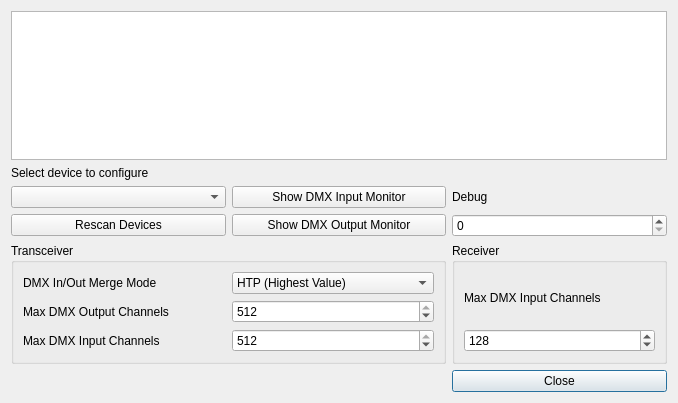
Pit1966/StageRunner, file StageRunner/plugins/yadi/src/yadiconfigdialog.ui: the form before one commit.
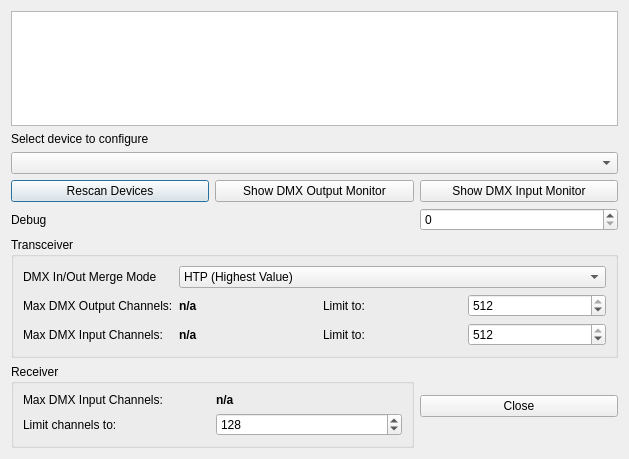
The form after the commit.

Commit message: Yadi device modifications for mac osx

```diff
--- a/StageRunner/plugins/yadi/src/yadiconfigdialog.ui
+++ b/StageRunner/plugins/yadi/src/yadiconfigdialog.ui
@@ -6,24 +6,30 @@
    <rect>
     <x>0</x>
     <y>0</y>
-    <width>678</width>
-    <height>403</height>
+    <width>629</width>
+    <height>459</height>
    </rect>
   </property>
   <property name="windowTitle">
    <string>YADI DMX Configuration</string>
   </property>
   <layout class="QGridLayout" name="gridLayout">
-   <item row="5" column="0" colspan="2">
+   <item row="6" column="0" colspan="3">
     <widget class="QGroupBox" name="transceiverGroup">
      <property name="title">
       <string>Transceiver</string>
      </property>
      <layout class="QGridLayout" name="gridLayout_2">
-      <item row="1" column="0">
-       <widget class="QLabel" name="label_3">
-        <property name="text">
-         <string>Max DMX Output Channels</string>
+      <item row="2" column="3">
+       <widget class="QSpinBox" name="transLimitInChannelsSpin">
+        <property name="minimum">
+         <number>4</number>
+        </property>
+        <property name="maximum">
+         <number>512</number>
+        </property>
+        <property name="value">
+         <number>512</number>
         </property>
        </widget>
       </item>
@@ -34,7 +40,74 @@
         </property>
        </widget>
       </item>
-      <item row="0" column="1">
+      <item row="1" column="1">
+       <widget class="QLabel" name="transMaxOutLabel">
+        <property name="font">
+         <font>
+          <weight>75</weight>
+          <bold>true</bold>
+         </font>
+        </property>
+        <property name="text">
+         <string>n/a</string>
+        </property>
+       </widget>
+      </item>
+      <item row="1" column="3">
+       <widget class="QSpinBox" name="transLimitOutChannelsSpin">
+        <property name="minimum">
+         <number>4</number>
+        </property>
+        <property name="maximum">
+         <number>512</number>
+        </property>
+        <property name="value">
+         <number>512</number>
+        </property>
+       </widget>
+      </item>
+      <item row="1" column="0">
+       <widget class="QLabel" name="label_3">
+        <property name="text">
+         <string>Max DMX Output Channels:</string>
+        </property>
+       </widget>
+      </item>
+      <item row="2" column="0">
+       <widget class="QLabel" name="label_4">
+        <property name="text">
+         <string>Max DMX Input Channels:</string>
+        </property>
+       </widget>
+      </item>
+      <item row="2" column="1">
+       <widget class="QLabel" name="transMaxInLabel">
+        <property name="font">
+         <font>
+          <weight>75</weight>
+          <bold>true</bold>
+         </font>
+        </property>
+        <property name="text">
+         <string>n/a</string>
+        </property>
+       </widget>
+      </item>
+      <item row="1" column="2">
+       <widget class="QLabel" name="transOutLimitToLabel">
+        <property name="text">
+         <string>Limit to:</string>
+        </property>
+       </widget>
+      </item>
+      <item row="2" column="2">
+       <widget class="QLabel" name="transInLimitToLabel">
+        <property name="text">
+         <string>Limit to:</string>
+        </property>
+       </widget>
+      </item>
+      <item row="0" column="1" colspan="3">
        <widget class="QComboBox" name="transMergeModeCombo">
         <item>
          <property name="text">
@@ -63,44 +136,22 @@
         </item>
        </widget>
       </item>
-      <item row="2" column="0">
-       <widget class="QLabel" name="label_4">
-        <property name="text">
-         <string>Max DMX Input Channels</string>
-        </property>
-       </widget>
-      </item>
-      <item row="1" column="1">
-       <widget class="QSpinBox" name="transMaxOutChannelsSpin">
-        <property name="minimum">
-         <number>4</number>
-        </property>
-        <property name="maximum">
-         <number>512</number>
-        </property>
-        <property name="value">
-         <number>512</number>
-        </property>
-       </widget>
-      </item>
-      <item row="2" column="1">
-       <widget class="QSpinBox" name="transMaxInChannelsSpin">
-        <property name="minimum">
-         <number>4</number>
-        </property>
-        <property name="maximum">
-         <number>512</number>
-        </property>
-        <property name="value">
-         <number>512</number>
-        </property>
-       </widget>
-      </item>
      </layout>
     </widget>
    </item>
-   <item row="1" column="0" colspan="3">
-    <widget class="QTextEdit" name="textEdit"/>
+   <item row="4" column="0">
+    <widget class="QPushButton" name="rescanDevButton">
+     <property name="text">
+      <string>Rescan Devices</string>
+     </property>
+    </widget>
+   </item>
+   <item row="4" column="1">
+    <widget class="QPushButton" name="showDmxOutButton">
+     <property name="text">
+      <string>Show DMX Output Monitor</string>
+     </property>
+    </widget>
    </item>
    <item row="2" column="0">
     <widget class="QLabel" name="selectDeviceLabel">
@@ -109,76 +160,85 @@
      </property>
     </widget>
    </item>
-   <item row="6" column="2">
+   <item row="3" column="0" colspan="3">
+    <widget class="QComboBox" name="selectDeviceCombo"/>
+   </item>
+   <item row="5" column="2">
+    <widget class="QSpinBox" name="debugSpin"/>
+   </item>
+   <item row="7" column="2">
     <widget class="QPushButton" name="closeButton">
      <property name="text">
       <string>Close</string>
      </property>
     </widget>
    </item>
-   <item row="5" column="2">
+   <item row="1" column="0" colspan="3">
+    <widget class="QTextEdit" name="textEdit"/>
+   </item>
+   <item row="5" column="0">
+    <widget class="QLabel" name="debugLabel">
+     <property name="text">
+      <string>Debug</string>
+     </property>
+    </widget>
+   </item>
+   <item row="4" column="2">
+    <widget class="QPushButton" name="showDmxInButton">
+     <property name="text">
+      <string>Show DMX Input Monitor</string>
+     </property>
+    </widget>
+   </item>
+   <item row="7" column="0" colspan="2">
     <widget class="QGroupBox" name="receiverGroup">
      <property name="title">
       <string>Receiver</string>
      </property>
      <layout class="QGridLayout" name="gridLayout_3">
-      <item row="1" column="1">
-       <widget class="QSpinBox" name="rxMaxInChannelsSpin">
-        <property name="minimum">
-         <number>4</number>
-        </property>
-        <property name="maximum">
-         <number>512</number>
-        </property>
-        <property name="value">
-         <number>128</number>
-        </property>
-       </widget>
-      </item>
       <item row="0" column="1">
        <widget class="QLabel" name="label_2">
         <property name="text">
-         <string>Max DMX Input Channels</string>
+         <string>Max DMX Input Channels:</string>
+        </property>
+       </widget>
+      </item>
+      <item row="0" column="2">
+       <widget class="QLabel" name="rxMaxChannelsLabel">
+        <property name="font">
+         <font>
+          <weight>75</weight>
+          <bold>true</bold>
+         </font>
+        </property>
+        <property name="text">
+         <string>n/a</string>
+        </property>
+       </widget>
+      </item>
+      <item row="1" column="2">
+       <widget class="QSpinBox" name="rxLimitInChannelsSpin">
+        <property name="minimum">
+         <number>4</number>
+        </property>
+        <property name="maximum">
+         <number>512</number>
+        </property>
+        <property name="value">
+         <number>128</number>
+        </property>
+       </widget>
+      </item>
+      <item row="1" column="1">
+       <widget class="QLabel" name="rxLimitChannelsLabel">
+        <property name="text">
+         <string>Limit channels to:</string>
         </property>
        </widget>
       </item>
      </layout>
     </widget>
    </item>
-   <item row="3" column="1">
-    <widget class="QPushButton" name="showDmxInButton">
-     <property name="text">
-      <string>Show DMX Input Monitor</string>
-     </property>
-    </widget>
-   </item>
-   <item row="3" column="0">
-    <widget class="QComboBox" name="selectDeviceCombo"/>
-   </item>
-   <item row="4" column="1">
-    <widget class="QPushButton" name="showDmxOutButton">
-     <property name="text">
-      <string>Show DMX Output Monitor</string>
-     </property>
-    </widget>
-   </item>
-   <item row="4" column="2">
-    <widget class="QSpinBox" name="debugSpin"/>
-   </item>
-   <item row="4" column="0">
-    <widget class="QPushButton" name="rescanDevButton">
-     <property name="text">
-      <string>Rescan Devices</string>
-     </property>
-    </widget>
-   </item>
-   <item row="3" column="2">
-    <widget class="QLabel" name="debugLabel">
-     <property name="text">
-      <string>Debug</string>
-     </property>
-    </widget>
-   </item>
   </layout>
  </widget>
  <resources/>
```
The commit also changes 10 other files.
